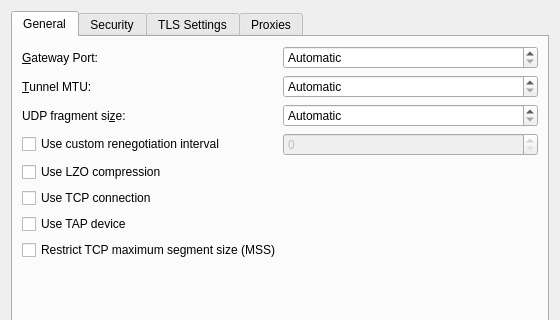
Qt form vpn/openvpn/openvpnadvanced.ui (KDE/plasma-nm) before a commit; both pictures show x 0 to 560 and y 0 to 320 of the 560 by 462 pixel window.
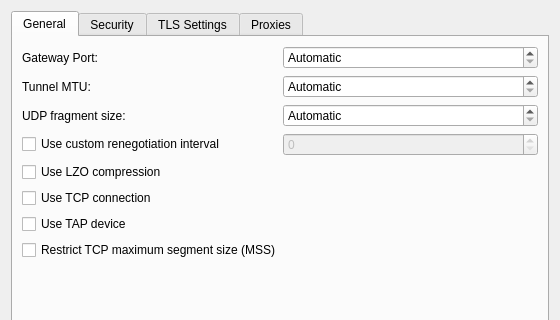
The same form after that commit. Custom widgets are drawn as their Qt base class.

Commit message: Fix strings broken by designer

Patch:
```diff
--- a/vpn/openvpn/openvpnadvanced.ui
+++ b/vpn/openvpn/openvpnadvanced.ui
@@ -26,7 +26,7 @@
          <item>
           <widget class="QLabel" name="label_5">
            <property name="text">
-            <string>&amp;Gateway Port:</string>
+            <string>Gateway Port:</string>
            </property>
            <property name="buddy">
             <cstring>sbCustomPort</cstring>
@@ -50,7 +50,7 @@
          <item>
           <widget class="QLabel" name="label_8">
            <property name="text">
-            <string>&amp;Tunnel MTU:</string>
+            <string>Tunnel MTU:</string>
            </property>
            <property name="buddy">
             <cstring>sbMtu</cstring>
@@ -74,7 +74,7 @@
          <item>
           <widget class="QLabel" name="label_9">
            <property name="text">
-            <string>UDP fragment si&amp;ze:</string>
+            <string>UDP fragment size:</string>
            </property>
            <property name="buddy">
             <cstring>sbUdpFragmentSize</cstring>
```
Left out of the diff: 14 changed lines with no effect on the pictures.
